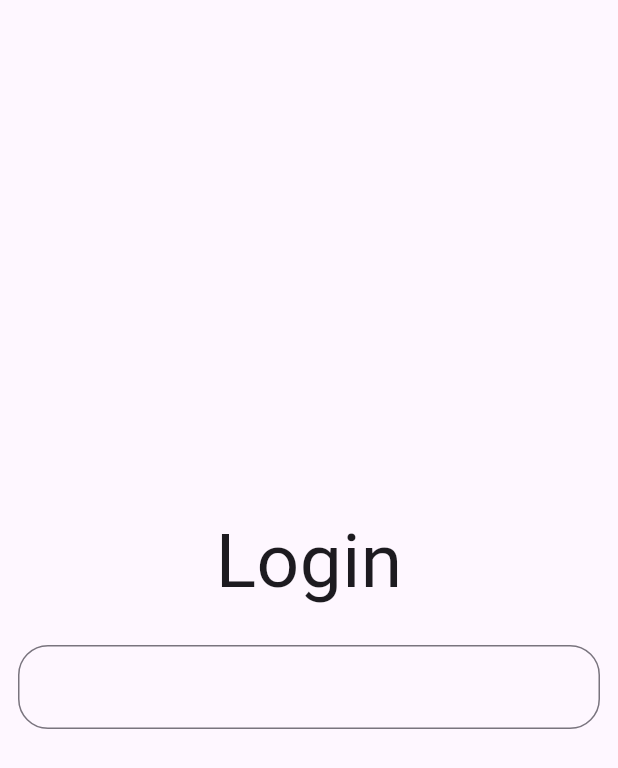
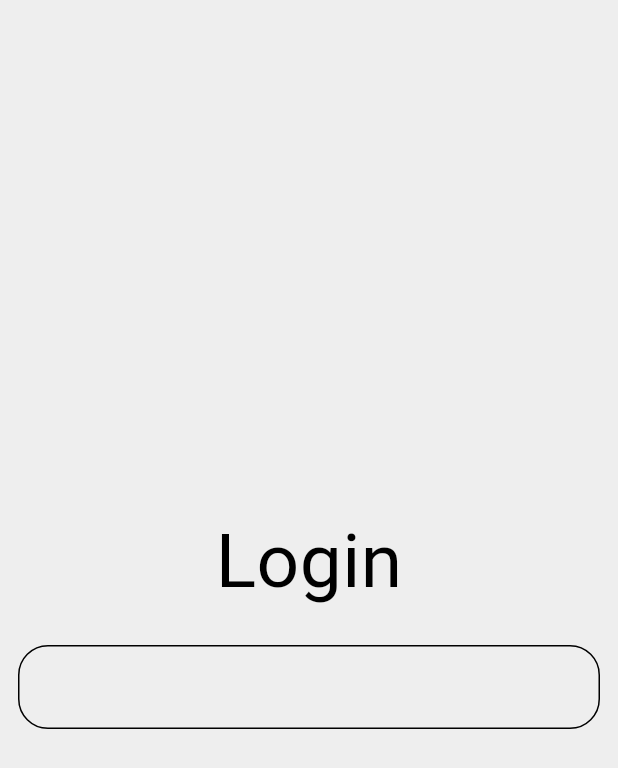
Before and after one commit to Zephyr224/Food-Delivery-App, a Flutter app: the screen it shows after launch, on a phone screen of 412 x 824 dp. Shown: the top 768 px of the screen. Run offline on Flutter 3.47's test engine with Material 3 defaults, Android fonts, the phone set to English and light mode, and no system bars; our stand-ins replace firebase_core; accounts and stored records are empty.

Commit message:
themes are set up

```diff
--- /dev/null
+++ b/lib/core/themes/dark_mode.dart
@@ -0,0 +1,10 @@
+import 'package:flutter/material.dart';
+
+ThemeData darkMode = ThemeData(
+  colorScheme: ColorScheme.light(
+    surface: Colors.grey.shade500,
+    primary: Colors.grey.shade700,
+    secondary: Colors.grey.shade600,
+    inversePrimary: Colors.grey.shade300,
+  ),
+);
--- /dev/null
+++ b/lib/core/themes/light_mode.dart
@@ -0,0 +1,10 @@
+import 'package:flutter/material.dart';
+
+ThemeData lightMode = ThemeData(
+  colorScheme: ColorScheme.light(
+    surface: Colors.grey.shade200,
+    primary: Colors.grey.shade400,
+    secondary: Colors.grey.shade300,
+    inversePrimary: Colors.grey.shade900,
+  ),
+);
--- /dev/null
+++ b/lib/core/themes/theme_provider.dart
@@ -0,0 +1,23 @@
+import 'package:flutter/material.dart';
+
+import 'dark_mode.dart';
+import 'light_mode.dart';
+
+class ThemeProvider extends ChangeNotifier {
+  ThemeData _themeData = lightMode;
+
+  ThemeData get themeData => _themeData;
+
+  bool get isDark => _themeData == darkMode;
+
+  // void setToDarkMode(ThemeData themeData) {
+  //   _themeData = themeData;
+  //   notifyListeners();
+  // }
+
+  void toggleTheme() {
+    // if
+    _themeData = isDark ? darkMode : lightMode;
+    notifyListeners();
+  }
+}
--- a/lib/main.dart
+++ b/lib/main.dart
@@ -1,45 +1,33 @@
 import 'package:flutter/material.dart';
 import 'package:firebase_core/firebase_core.dart';
+import 'package:provider/provider.dart';
 
+import 'core/themes/light_mode.dart';
+import 'core/themes/theme_provider.dart';
 import 'src/example_feature/views/login_page.dart';
-
 
 void main() async {
   WidgetsFlutterBinding.ensureInitialized();
 
   await Firebase.initializeApp();
 
-  runApp(const MyApp());
+  runApp(
+    ChangeNotifierProvider(
+      create: (context) => ThemeProvider(),
+      child: const MyApp(),
+    ),
+  );
 }
-
 
 class MyApp extends StatelessWidget {
   const MyApp({super.key});
 
-
   @override
   Widget build(BuildContext context) {
-    return const MaterialApp(
+    return MaterialApp(
       debugShowCheckedModeBanner: false,
-      home: MyHomePage(),
+      theme: context.read<ThemeProvider>().themeData,
+      home: const LoginPage(),
     );
   }
 }
-
-class MyHomePage extends StatefulWidget {
-  const MyHomePage({super.key});
-
-
-
-  @override
-  State<MyHomePage> createState() => _MyHomePageState();
-}
-
-class _MyHomePageState extends State<MyHomePage> {
-
-  @override
-  Widget build(BuildContext context) {
-
-    return const LoginPage();
-  }
-}
--- a/pubspec.yaml
+++ b/pubspec.yaml
@@ -36,6 +36,8 @@ dependencies:
   # Use with the CupertinoIcons class for iOS style icons.
   cupertino_icons: ^1.0.8
   firebase_auth: ^5.3.3
+  proviso: ^1.0.5
+  provider: ^6.1.2
 
 dev_dependencies:
   flutter_test:
```
Also changed, not shown: pubspec.lock.
